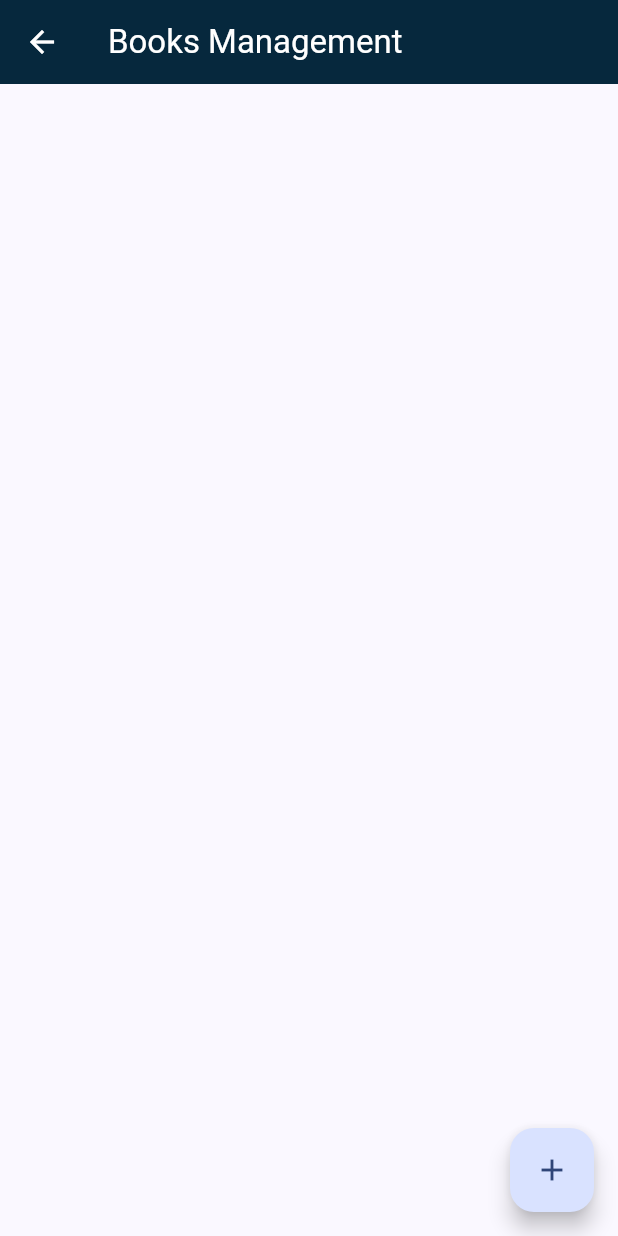
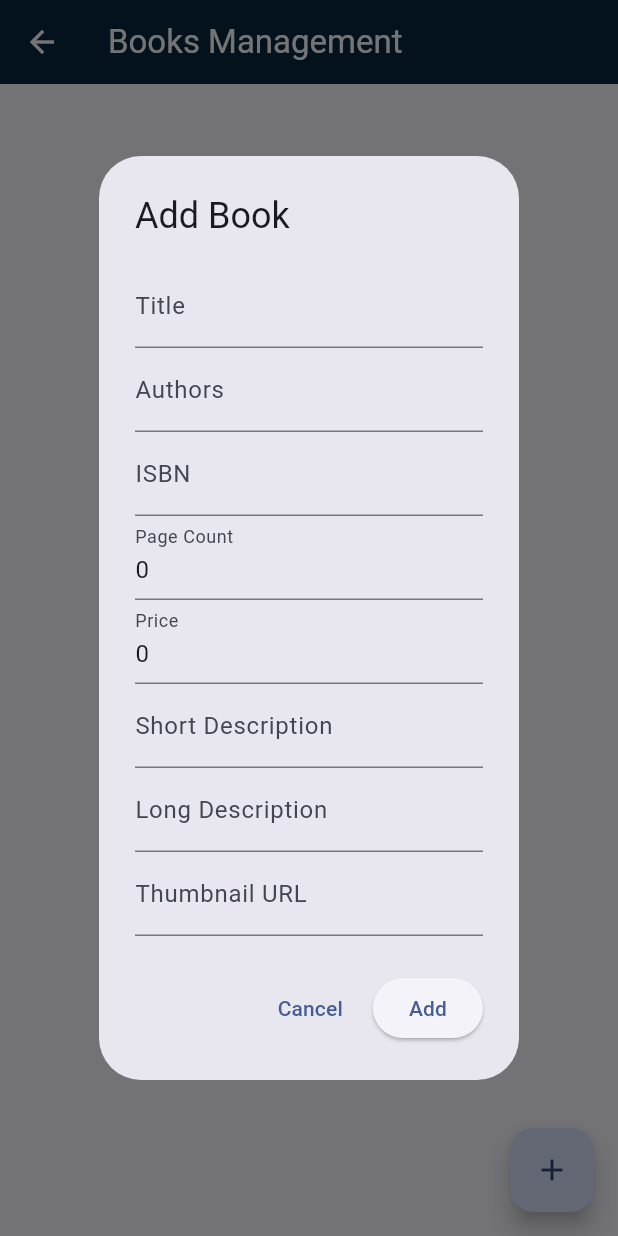
Before and after one commit to Drago78624/bookstore, a Flutter app: the BooksPanel screen opened directly, after a tap on the "add" icon, on a phone screen of 412 x 824 dp. Run offline on Flutter 3.47's test engine with Material 3 defaults, Android fonts, the light colour scheme and no system bars; our stand-ins replace badges, carousel_slider, cloud_firestore, firebase_auth, firebase_core, flutter_credit_card and 5 more; accounts and stored records are empty; network calls fail.

Commit message:
books crd added in admin panel

```diff
--- a/lib/controllers/admin/books_controller.dart
+++ b/lib/controllers/admin/books_controller.dart
@@ -65,29 +65,29 @@ class BooksController extends GetxController {
 
 class Book {
   String id;
-  final List<String> authors;
-  final List<String> categories;
-  final String isbn;
-  // final String longDescription;
-  final int pageCount;
-  final int price;
-  final Map<String, String> publishedDate;
-  // final int rating;
-  // final String shortDescription;
-  final String thumbnailUrl;
-  final String title;
+  List<String> authors;
+  List<String> categories;
+  String isbn;
+  String? longDescription;
+  int pageCount;
+  int price;
+  Map<String, String> publishedDate;
+  int rating;
+  String? shortDescription;
+  String thumbnailUrl;
+  String title;
 
   Book({
     required this.id,
     required this.authors,
     required this.categories,
     required this.isbn,
-    // required this.longDescription,
+    this.longDescription,
     required this.pageCount,
     required this.price,
     required this.publishedDate,
-    // required this.rating,
-    // required this.shortDescription,
+    required this.rating,
+    this.shortDescription,
     required this.thumbnailUrl,
     required this.title,
   });
@@ -96,12 +96,12 @@ class Book {
         'authors': authors,
         'categories': categories,
         'isbn': isbn,
-        // 'longDescription': longDescription,
+        'longDescription': longDescription,
         'pageCount': pageCount,
         'price': price,
         'publishedDate': publishedDate,
-        // 'rating': rating,
-        // 'shortDescription': shortDescription,
+        'rating': rating,
+        'shortDescription': shortDescription,
         'thumbnailUrl': thumbnailUrl,
         'title': title,
       };
@@ -112,12 +112,12 @@ class Book {
       authors: List<String>.from(doc.get('authors') as List),
       categories: List<String>.from(doc.get('categories') as List),
       isbn: doc.get('isbn') as String,
-      // longDescription: doc.get('longDescription') as String,
+      longDescription: doc.get('longDescription'),
       pageCount: doc.get('pageCount'),
       price: doc.get('price'),
       publishedDate: Map<String, String>.from(doc.get('publishedDate') as Map),
-      // rating: doc.get('rating'),
-      // shortDescription: doc.get('shortDescription') ?? "",
+      rating: doc.get('rating').toInt(),
+      shortDescription: doc.get('shortDescription'),
       thumbnailUrl: doc.get('thumbnailUrl') as String,
       title: doc.get('title') as String,
     );
--- a/lib/screens/admin/books_panel.dart
+++ b/lib/screens/admin/books_panel.dart
@@ -24,140 +24,163 @@ class _BooksPanelState extends State<BooksPanel> {
           itemCount: bookController.books.length,
           itemBuilder: (context, index) {
             final book = bookController.books[index];
-            print(book);
             return BookCard(book: book);
           },
         ),
       ),
       floatingActionButton: FloatingActionButton(
-        // onPressed: () => _showAddUserDialog(),
-        onPressed: () {},
+        onPressed: () => _showAddBookDialog(),
+        // onPressed: () {},
         child: Icon(Icons.add),
       ),
     );
   }
 
-//   Future<void> _showAddUserDialog() async {
-//     final _formKey = GlobalKey<FormState>();
-//     final bookController = Get.find<BooksController>();
+  Future<void> _showAddBookDialog() async {
+    final _formKey = GlobalKey<FormState>();
+    final bookController =
+        Get.find<BooksController>(); // Assuming a BookController exists
 
-//     Book _newBook = Book(
-//       id: "",
-//       authors: [],
-//       categories: [],
-//       isbn: "",
-//       longDescription: "",
-//       pageCount: 0,
-//       price: 0,
-//       publishedDate: {},
-//       rating: 0,
-//       shortDescription: "",
-//       thumbnailUrl: "",
-//       title: "",
-//     );
+    Book _newBook = Book(
+      id: "",
+      authors: [],
+      categories: [],
+      isbn: "",
+      longDescription: "",
+      pageCount: 0,
+      price: 0,
+      publishedDate: {},
+      rating: 0,
+      shortDescription: "",
+      thumbnailUrl: "",
+      title: "",
+    );
 
-//     return Get.dialog(
-//       AlertDialog(
-//         title: Text('Add User'),
-//         content: Form(
-//           key: _formKey,
-//           child: Column(
-//             mainAxisSize: MainAxisSize.min,
-//             children: [
-//               TextFormField(
-//                 initialValue: _newUser.email, // Use initialValue for editing
-//                 decoration: InputDecoration(labelText: 'Email'),
-//                 validator: (value) {
-//                   if (value == null || value.isEmpty) {
-//                     return 'Email is required';
-//                   }
-//                   if (!value.contains('@')) {
-//                     return 'Invalid email address';
-//                   }
-//                   return null;
-//                 },
-//                 onSaved: (value) => _newUser.email = value!,
-//               ),
-//               TextFormField(
-//                 initialValue: _newUser.fullName,
-//                 decoration: InputDecoration(labelText: 'Full Name'),
-//                 validator: (value) {
-//                   if (value == null || value.isEmpty) {
-//                     return 'Full name is required';
-//                   }
-//                   return null;
-//                 },
-//                 onSaved: (value) => _newUser.fullName = value!,
-//               ),
-//               // Addresses (consider using a list builder for multiple fields)
-//               TextFormField(
-//                 initialValue: _newUser.addresses
-//                     .join(', '), // Combine addresses for display
-//                 decoration: InputDecoration(labelText: 'Addresses'),
-//                 validator: (value) {
-//                   if (value == null || value.isEmpty) {
-//                     return 'At least one address is required';
-//                   }
-//                   return null;
-//                 },
-//                 onSaved: (value) =>
-//                     _newUser.addresses = value!.split(', '), // Split into list
-//               ),
-//               // Payment Methods (consider using a list builder or dropdown)
-//               TextFormField(
-//                 initialValue:
-//                     _newUser.paymentMethods.join(', '), // Combine for display
-//                 decoration: InputDecoration(labelText: 'Payment Methods'),
-//                 validator: (value) {
-//                   // Add validation if needed, e.g., ensuring specific formats
-//                   return null;
-//                 },
-//                 onSaved: (value) => _newUser.paymentMethods =
-//                     value!.split(', '), // Split into list
-//               ),
-//               // Password (consider using a secure input widget)
-//               TextFormField(
-//                 initialValue: _newUser.password,
-//                 obscureText: true,
-//                 decoration: InputDecoration(labelText: 'Password'),
-//                 validator: (value) {
-//                   if (value == null || value.isEmpty) {
-//                     return 'Password is required';
-//                   }
-//                   // Add additional password strength validation if needed
-//                   return null;
-//                 },
-//                 onSaved: (value) => _newUser.password = value!,
-//               ),
-//             ],
-//           ),
-//         ),
-//         actions: [
-//           TextButton(
-//             onPressed: () => Get.back(),
-//             child: Text('Cancel'),
-//           ),
-//           ElevatedButton(
-//             onPressed: () async {
-//               if (_formKey.currentState!.validate()) {
-//                 _formKey.currentState!.save();
-//                 try {
-//                   await bookController.addUser(_newUser);
-//                   Get.back(); // Close dialog on success
-//                   Get.snackbar('User Added', 'User added successfully');
-//                 } catch (error) {
-//                   // Handle errors
-//                   Get.snackbar('Error', 'Failed to add user: $error');
-//                 }
-//               }
-//             },
-//             child: Text('Add'),
-//           ),
-//         ],
-//       ),
-//     );
-//   }
-// }
+    return Get.dialog(
+      AlertDialog(
+        title: Text('Add Book'),
+        content: Form(
+          key: _formKey,
+          child: SingleChildScrollView(
+            child: Column(
+              mainAxisSize: MainAxisSize.min,
+              children: [
+                TextFormField(
+                  initialValue: _newBook.title,
+                  decoration: InputDecoration(labelText: 'Title'),
+                  validator: (value) {
+                    if (value == null || value.isEmpty) {
+                      return 'Title is required';
+                    }
+                    return null;
+                  },
+                  onSaved: (value) => _newBook.title = value!,
+                ),
+                // ... Add TextFormFields for other book fields as needed
+                TextFormField(
+                  initialValue:
+                      _newBook.authors.join(", "), // Assuming a list of authors
+                  decoration: InputDecoration(labelText: 'Authors'),
+                  onSaved: (value) => _newBook.authors = value!.split(","),
+                ),
+                TextFormField(
+                  initialValue: _newBook.isbn,
+                  decoration: InputDecoration(labelText: 'ISBN'),
+                  validator: (value) {
+                    // Add ISBN validation if needed
+                    return null;
+                  },
+                  onSaved: (value) => _newBook.isbn = value!,
+                ),
+                TextFormField(
+                  initialValue: _newBook.pageCount.toString(),
+                  keyboardType: TextInputType.number,
+                  decoration: InputDecoration(labelText: 'Page Count'),
+                  validator: (value) {
+                    if (value == null || value.isEmpty) {
+                      return 'Page count is required';
+                    }
+                    return null;
+                  },
+                  onSaved: (value) => _newBook.pageCount = int.parse(value!),
+                ),
+                TextFormField(
+                  initialValue: _newBook.price.toString(),
+                  keyboardType: TextInputType.number,
+                  decoration: InputDecoration(labelText: 'Price'),
+                  validator: (value) {
+                    if (value == null || value.isEmpty) {
+                      return 'Price is required';
+                    }
+                    return null;
+                  },
+                  onSaved: (value) => _newBook.price = int.parse(value!),
+                ),
+                // TextFormField(
+                //   initialValue: _newBook.publishedDate.toString(), // Implement a way to set date
+                //   decoration: InputDecoration(labelText: 'Published Date'),
+                //   onSaved: (value) => _newBook.publishedDate = DateTime.parse(value!), // Parse date correctly
+                // ),
+                // Consider using a rating bar for rating
+                // Consider using an image picker for thumbnailUrl
+                TextFormField(
+                  initialValue: _newBook.shortDescription,
+                  decoration: InputDecoration(labelText: 'Short Description'),
+                  validator: (value) {
+                    if (value == null || value.isEmpty) {
+                      return 'Short description is required';
+                    }
+                    return null;
+                  },
+                  onSaved: (value) => _newBook.shortDescription = value!,
+                ),
+                TextFormField(
+                  initialValue: _newBook.longDescription,
+                  decoration: InputDecoration(labelText: 'Long Description'),
+                  validator: (value) {
+                    if (value == null || value.isEmpty) {
+                      return 'Long description is required';
+                    }
+                    return null;
+                  },
+                  onSaved: (value) => _newBook.longDescription = value!,
+                ),
+                TextFormField(
+                  initialValue: _newBook.thumbnailUrl,
+                  decoration: InputDecoration(labelText: 'Thumbnail URL'),
+                  // Implement thumbnail upload or selection here
+                  onSaved: (value) => _newBook.thumbnailUrl = value!,
+                ),
+              ],
+            ),
+          ),
+        ),
+        actions: [
+          TextButton(
+            onPressed: () => Get.back(),
+            child: Text('Cancel'),
+          ),
+          ElevatedButton(
+            onPressed: () async {
+              if (_formKey.currentState!.validate()) {
+                _formKey.currentState!.save();
+                try {
+                  await bookController
+                      .addBook(_newBook); // Assuming a method in BookController
+                  Get.back(); // Close dialog on success
+                  Get.snackbar('Book Added', 'Book added successfully');
+                } catch (error) {
+                  // Handle errors
+                  Get.snackbar('Error', 'Failed to add book: $error');
+                }
+              }
+            },
+            child: Text('Add'),
+          ),
+        ],
+      ),
+    );
+  }
 }
 
 class BookCard extends StatelessWidget {
@@ -305,7 +328,7 @@ class BookCard extends StatelessWidget {
             ),
             // Delete button (with admin-specific logic)
             IconButton(
-              onPressed: () => _confirmDeleteUser(book),
+              onPressed: () => _confirmDeleteBook(book),
               icon: Icon(Icons.delete),
             ),
           ],
@@ -314,11 +337,11 @@ class BookCard extends StatelessWidget {
     );
   }
 
-  Future<void> _confirmDeleteUser(Book book) async {
+  Future<void> _confirmDeleteBook(Book book) async {
     final bookController = Get.find<BooksController>();
     return Get.dialog(
       AlertDialog(
-        title: Text('Delete User'),
+        title: Text('Delete Book'),
         content: Text('Are you sure you want to delete ${book.title}?'),
         actions: [
           TextButton(
@@ -330,9 +353,9 @@ class BookCard extends StatelessWidget {
               try {
                 await bookController.deleteBook(book.id);
                 Get.back(); // Close dialog on success
-                Get.snackbar('User Deleted', 'User deleted successfully');
+                Get.snackbar('Book Deleted', 'Book deleted successfully');
               } catch (error) {
-                Get.snackbar('Error', 'Failed to delete user: $error');
+                Get.snackbar('Error', 'Failed to delete book: $error');
               }
             },
             child: Text('Delete'),
```
Also changed, not shown: lib/screens/admin/users_panel.dart (+1 -65 lines).
